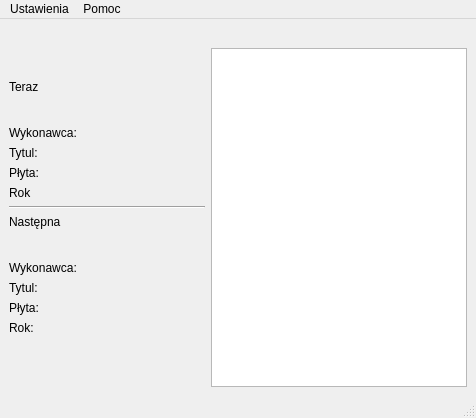
This is oknoprogramu.ui in skoczo/MiastoMuzyki as Qt 5 draws it before an edit. The edited form follows.
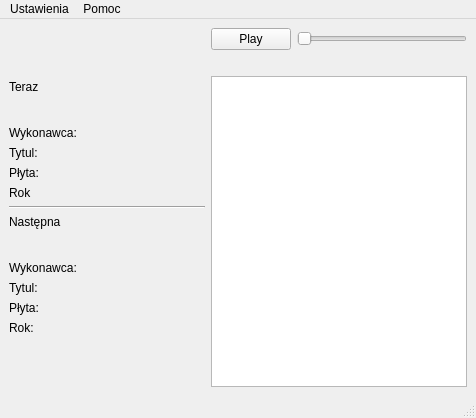
This is the edited form.

Commit message: Add volume widget and button to play and pause music.

Diff of the .ui file:
```diff
--- a/oknoprogramu.ui
+++ b/oknoprogramu.ui
@@ -267,6 +267,24 @@
       </item>
       <item>
        <layout class="QVBoxLayout" name="verticalLayout">
+        <item>
+         <layout class="QHBoxLayout" name="horizontalLayout_5">
+          <item>
+           <widget class="QPushButton" name="play_pause">
+            <property name="text">
+             <string>Play</string>
+            </property>
+           </widget>
+          </item>
+          <item>
+           <widget class="QSlider" name="volume">
+            <property name="orientation">
+             <enum>Qt::Horizontal</enum>
+            </property>
+           </widget>
+          </item>
+         </layout>
+        </item>
         <item>
          <widget class="QLabel" name="header">
           <property name="text">
```
Left out of the diff: 2 changed lines with no effect on the pictures. The commit also changes 12 other files.
